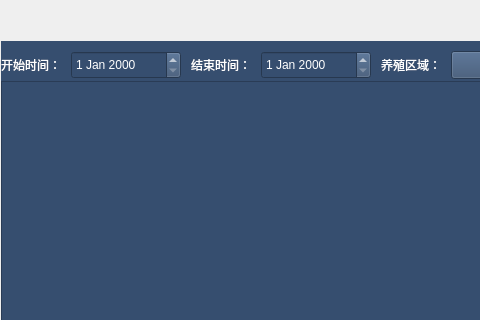
Old version of the form ChuangfengDesktop/ShareDetailManagerQWidget.ui in the repository asdlei99/chuangfengdesktop; both pictures show x 0 to 480 and y 0 to 320 of the 842 by 672 pixel window.
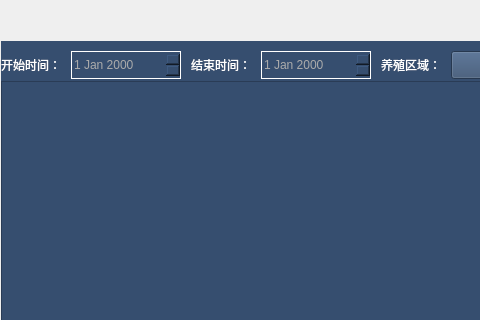
New version of the form.

Diff of the .ui file:
```diff
--- a/ChuangfengDesktop/ShareDetailManagerQWidget.ui
+++ b/ChuangfengDesktop/ShareDetailManagerQWidget.ui
@@ -138,7 +138,10 @@
        </rect>
       </property>
       <property name="styleSheet">
-       <string notr="true">color: rgb(255, 255, 255);</string>
+       <string notr="true">color: rgb(171, 171, 171);
+border-color: rgb(255, 255, 255);
+border-style: solid;
+border-width: 1px;</string>
       </property>
      </widget>
      <widget class="QDateEdit" name="detailshare_report_startdateEdit">
@@ -151,7 +154,10 @@
        </rect>
       </property>
       <property name="styleSheet">
-       <string notr="true">color: rgb(255, 255, 255);</string>
+       <string notr="true">color: rgb(171, 171, 171);
+border-color: rgb(255, 255, 255);
+border-style: solid;
+border-width: 1px;</string>
       </property>
      </widget>
      <widget class="QLabel" name="label_18">
```
